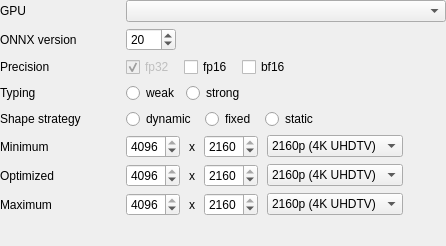
Qt form ui/designer/ui_tensorrt_conversion_widget.ui (herlegon/hconvert) before a commit.
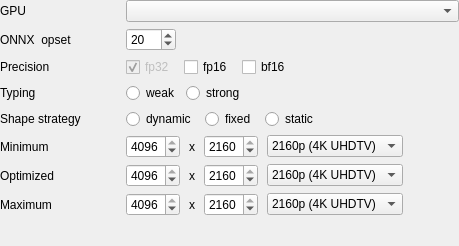
The same form after that commit.

The edit to the form file:
```diff
--- a/ui/designer/ui_tensorrt_conversion_widget.ui
+++ b/ui/designer/ui_tensorrt_conversion_widget.ui
@@ -6,7 +6,7 @@
    <rect>
     <x>0</x>
     <y>0</y>
-    <width>446</width>
+    <width>459</width>
     <height>246</height>
    </rect>
   </property>
@@ -62,7 +62,7 @@
      <item row="1" column="0">
       <widget class="QLabel" name="label_version">
        <property name="text">
-        <string>ONNX version</string>
+        <string>ONNX  opset</string>
        </property>
       </widget>
      </item>
```
Left out of the diff: 25 changed lines with no effect on the pictures.
